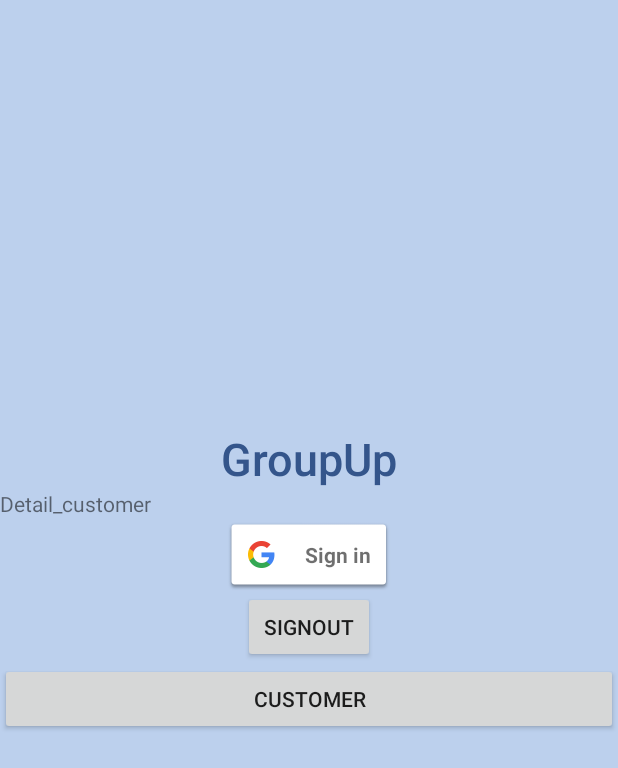
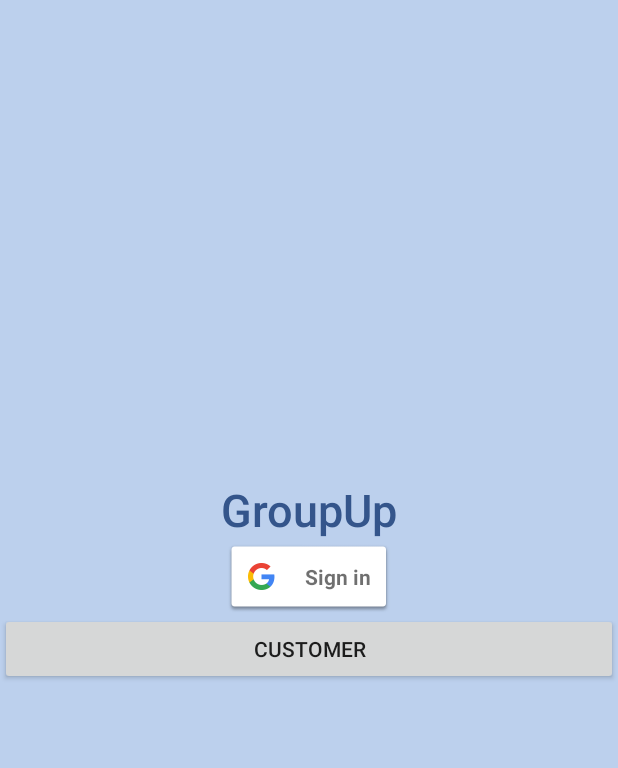
Before and after one commit to Porpee1123/GroupUp, an Android app: the screen it shows after launch (MainActivity), on a phone screen of 412 x 824 dp. Shown: the top 768 px of the screen. Run offline under Robolectric (Android 15) with nearby library versions, the phone set to English and light mode, and no system bars; our stand-ins replace Firebase (no records; nobody signed in at launch, a user with empty details on screens opened directly), Volley; Roboto replaces fonts that are not available here.

Commit message:
complete check session firebase add and get event home complete MainActivity DB get depend on id by DB btn signout Complete

```diff
--- a/app/src/main/res/layout/activity_main.xml
+++ b/app/src/main/res/layout/activity_main.xml
@@ -28,26 +28,12 @@
             android:gravity="center"
             android:orientation="horizontal" />
 
-        <TextView
-            android:id="@+id/textView2"
-            android:layout_width="match_parent"
-            android:layout_height="wrap_content"
-            android:text="@string/detail_customer" />
-
         <com.google.android.gms.common.SignInButton
             android:id="@+id/sign_in_button"
             android:layout_width="wrap_content"
             android:layout_height="wrap_content"
-            android:layout_gravity="center"
-            android:onClick="onClick" />
+            android:layout_gravity="center" />
 
-        <Button
-            android:id="@+id/sign_out_button"
-            android:layout_width="wrap_content"
-            android:layout_height="wrap_content"
-            android:layout_gravity="center"
-            android:onClick="onClick"
-            android:text="@string/signout" />
 
         <Button
             android:id="@+id/button2"
```
Also changed, not shown: app/src/main/java/com/example/groupup/MainActivity.java (+64 -31 lines), app/src/main/java/com/example/groupup/createGroup.java (+5 -5 lines), app/src/main/java/com/example/groupup/home.java (+45 -26 lines).
